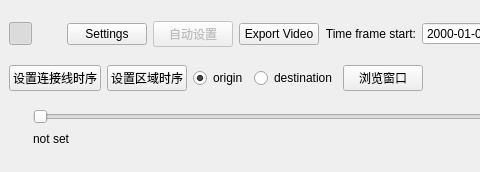
First picture: the form in dockwidget2.ui, repository haocdp/TimeManager, before the edit; both pictures show x 0 to 480 and y 0 to 172 of the 1157 by 172 pixel window.
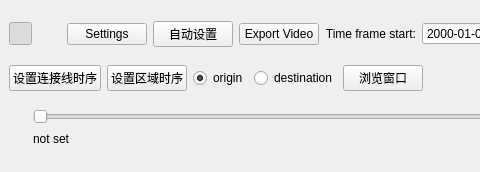
Second picture: the form after the edit. Icons and pictures are not drawn.

Commit message: 1.增加浏览器显示界面；2.修改区域显示配色；3.修改过滤od直线规则，把原为20的阈值改为0

The edit to the form file:
```diff
--- a/dockwidget2.ui
+++ b/dockwidget2.ui
@@ -141,7 +141,7 @@
       <item>
        <widget class="QPushButton" name="pushButtonAutoSet">
         <property name="enabled">
-         <bool>false</bool>
+         <bool>true</bool>
         </property>
         <property name="text">
          <string>自动设置</string>
```
The commit also changes 7 other files.
